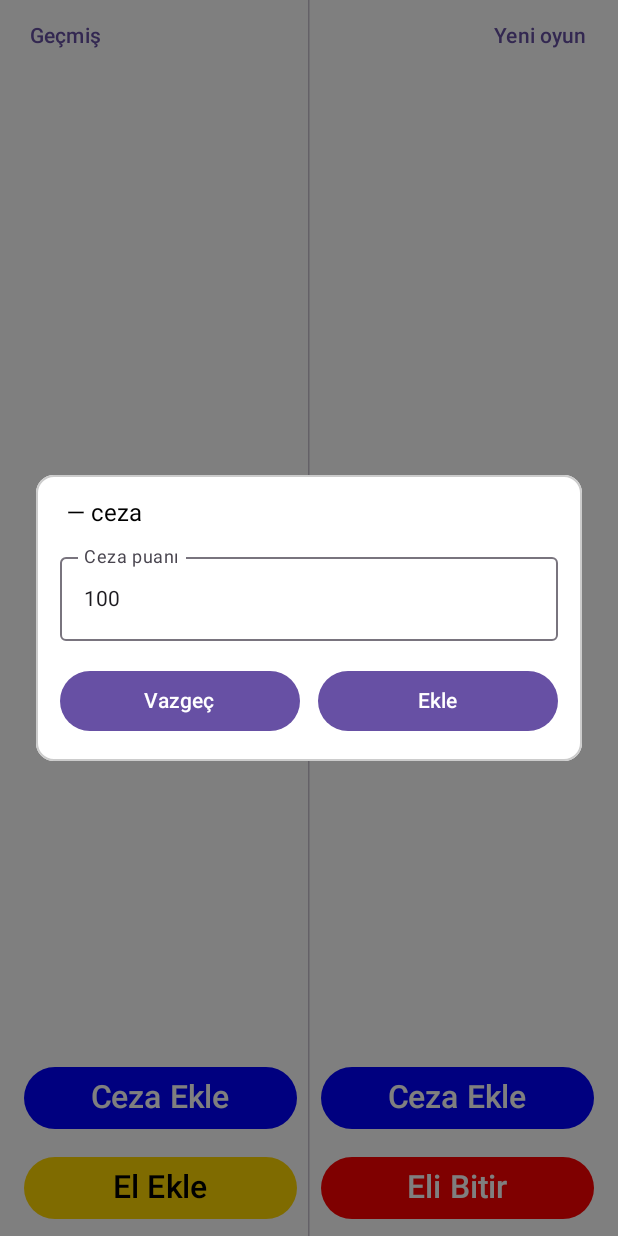
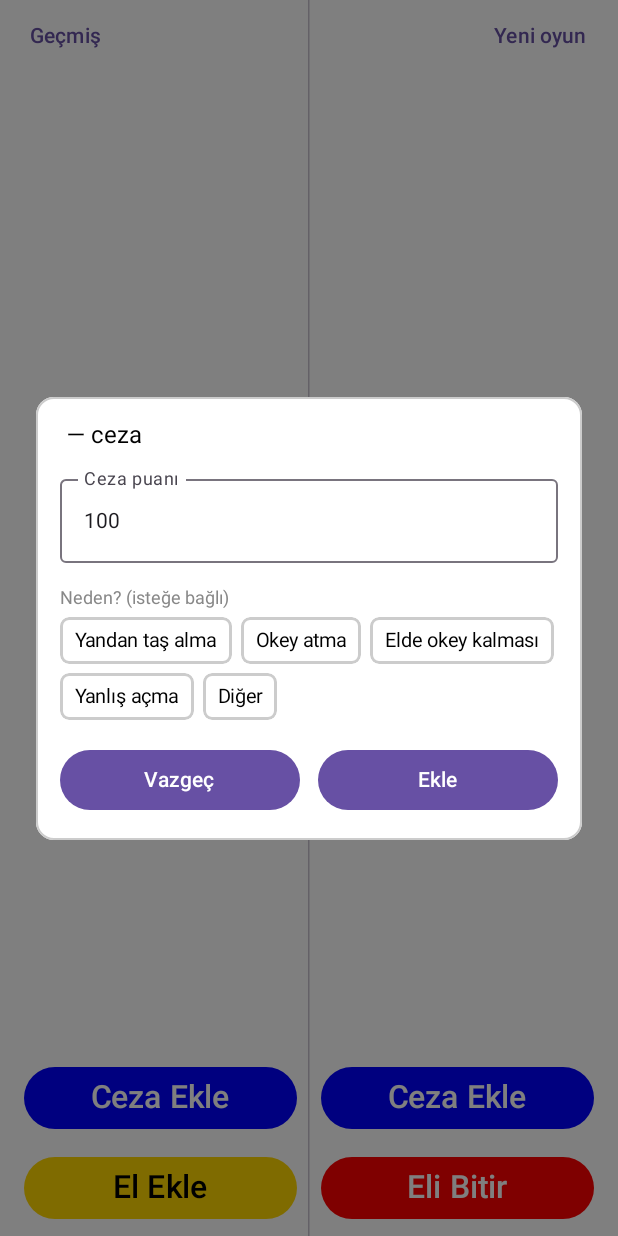
Before and after one commit to KeremGobekcioglu/YazzBozz, an Android app built with Jetpack Compose: the composable YazBozScreen shown on its own in the app's theme, after a tap on "Ceza Ekle", on a phone screen of 412 x 824 dp. Run offline under Robolectric (Android 15) with nearby library versions, the phone set to English and light mode, and no system bars; 1 statement that could not run was skipped.

Commit message:
Add optional reasons to penalties and draw 100s as X
- Penalty panel offers ready-made reasons (yandan taş alma, okey atma, elde okey
  kalması, yanlış açma, diğer); picking one is optional and never changes the value
- The reason is shown next to the penalty on the sheet, in history, and in the results
- A 100 penalty is drawn as "X" like on paper; other values as the number

Co-Authored-By: Claude Opus 5.5 <noreply@anthropic.com>

```diff
--- a/shared/src/commonMain/kotlin/com/kg/yazzbozz/domain/Game.kt
+++ b/shared/src/commonMain/kotlin/com/kg/yazzbozz/domain/Game.kt
@@ -54,10 +54,20 @@ data class Hand(
     val finishingTeam: Int? get() = finisherSeat?.let(::teamOfSeat)
 }
 
+/** [label] is only a note of why, as on paper; it never affects [value]. */
 data class Penalty(
     val team: Int,
     val value: Int,
     val label: String? = null,
 )
 
+/** Ready-made reasons for a penalty. Picking one is optional. */
+val PenaltyReasons: List<String> = listOf(
+    "Yandan taş alma",
+    "Okey atma",
+    "Elde okey kalması",
+    "Yanlış açma",
+    "Diğer",
+)
+
 fun teamOfSeat(seat: Int): Int = if (seat < 2) 1 else 2
--- a/shared/src/commonMain/kotlin/com/kg/yazzbozz/navigation/AppNavGraph.kt
+++ b/shared/src/commonMain/kotlin/com/kg/yazzbozz/navigation/AppNavGraph.kt
@@ -72,7 +72,7 @@ fun AppNavGraph(
                 uiState = yazBozViewModel.uiState,
                 onConfirmHand = yazBozViewModel::onConfirmHand,
                 onFinishClick = yazBozViewModel::onFinishClicked,
-                onAddPenalty = { team, value -> yazBozViewModel.onAddPenalty(team, value) },
+                onAddPenalty = yazBozViewModel::onAddPenalty,
                 onNewGameClick = yazBozViewModel::onNewGameClicked,
                 onHistoryClick = { navController.navigate(PreviousResultsRoute) },
                 onLeaveClick = {
--- a/shared/src/commonMain/kotlin/com/kg/yazzbozz/presentation/yazboz/YazBozScreen.kt
+++ b/shared/src/commonMain/kotlin/com/kg/yazzbozz/presentation/yazboz/YazBozScreen.kt
@@ -7,6 +7,8 @@ import androidx.compose.foundation.interaction.MutableInteractionSource
 import androidx.compose.foundation.layout.Arrangement
 import androidx.compose.foundation.layout.Box
 import androidx.compose.foundation.layout.Column
+import androidx.compose.foundation.layout.ExperimentalLayoutApi
+import androidx.compose.foundation.layout.FlowRow
 import androidx.compose.foundation.layout.IntrinsicSize
 import androidx.compose.foundation.layout.Row
 import androidx.compose.foundation.layout.Spacer
@@ -44,10 +46,13 @@ import androidx.compose.ui.graphics.Color
 import androidx.compose.ui.text.input.ImeAction
 import androidx.compose.ui.text.input.KeyboardType
 import androidx.compose.ui.text.style.TextAlign
+import androidx.compose.ui.unit.Dp
 import androidx.compose.ui.unit.dp
 import androidx.compose.ui.unit.sp
 import com.kg.yazzbozz.domain.Hand
 import com.kg.yazzbozz.domain.Penalty
+import com.kg.yazzbozz.domain.PenaltyReasons
+import com.kg.yazzbozz.domain.turkishLowercase
 import com.kg.yazzbozz.domain.teamOfSeat
 import kotlinx.collections.immutable.ImmutableList
 import kotlinx.collections.immutable.toImmutableList
@@ -63,7 +68,7 @@ fun YazBozScreen(
     uiState: YazBozUiState,
     onConfirmHand: (Hand) -> Unit = {},
     onFinishClick: () -> Unit = {},
-    onAddPenalty: (team: Int, value: Int) -> Unit = { _, _ -> },
+    onAddPenalty: (team: Int, value: Int, label: String?) -> Unit = { _, _, _ -> },
     onNewGameClick: () -> Unit = {},
     onLeaveClick: () -> Unit = {},
     onHistoryClick: () -> Unit = {},
@@ -239,8 +244,8 @@ fun YazBozScreen(
             CenteredPanel(onDismiss = { penaltyTeam = null }) {
                 AddPenaltyPanel(
                     teamName = if (currentPenaltyTeam == 1) uiState.team1Name else uiState.team2Name,
-                    onConfirm = { value ->
-                        onAddPenalty(currentPenaltyTeam, value)
+                    onConfirm = { value, label ->
+                        onAddPenalty(currentPenaltyTeam, value, label)
                         penaltyTeam = null
                     },
                     onDismiss = { penaltyTeam = null },
@@ -356,26 +361,52 @@ private fun ResultsContent(uiState: YazBozUiState) {
         }
     }
 }
+
 @Composable
 private fun PenaltySummary(penalties: ImmutableList<Penalty>) {
     if (penalties.isEmpty()) return
+    val terms = penalties.joinToString(" + ") { penalty ->
+        penalty.label?.let { "${penalty.value} (${it.turkishLowercase()})" } ?: penalty.value.toString()
+    }
     Text(
-        "Ceza: ${penalties.joinToString(" + ") { it.value.toString() }} = ${penalties.sumOf { it.value }}",
+        "Ceza: $terms = ${penalties.sumOf { it.value }}",
         color = Color.Gray,
         fontSize = 13.sp,
     )
 }
 
-/** Penalty values for one team, as written — no multiplier, no rule. */
+/** The standard 100 is written as "X", like on paper; any other value as the number. */
+private fun penaltyMark(value: Int): String = if (value == StandardPenalty) "X" else value.toString()
+
+private const val StandardPenalty = 100
+
+/** Penalties for one team, as written — no multiplier, no rule — each with its reason, if given. */
+@OptIn(ExperimentalLayoutApi::class)
 @Composable
 private fun PenaltyCell(penalties: ImmutableList<Penalty>, modifier: Modifier = Modifier) {
-    Text(
-        penalties.joinToString("  ") { it.value.toString() },
-        modifier.padding(horizontal = 12.dp),
-        color = Color.Black,
-        fontSize = ScreenTextSize,
-        textAlign = TextAlign.Start,
-    )
+    FlowRow(
+        modifier = modifier.padding(horizontal = 12.dp),
+        horizontalArrangement = Arrangement.spacedBy(12.dp),
+    ) {
+        penalties.forEach { penalty ->
+            Row {
+                Text(
+                    penaltyMark(penalty.value),
+                    color = Color.Black,
+                    fontSize = ScreenTextSize,
+                    modifier = Modifier.alignByBaseline(),
+                )
+                penalty.label?.let { label ->
+                    Text(
+                        label.turkishLowercase(),
+                        color = Color.Gray,
+                        fontSize = 12.sp,
+                        modifier = Modifier.alignByBaseline().padding(start = 4.dp),
+                    )
+                }
+            }
+        }
+    }
 }
 
 @Composable
@@ -464,17 +495,23 @@ private fun CenteredPanel(
 
 // ---------------------------------------------------------------- penalty panel
 
-private const val DefaultPenaltyText = "100"
+private val DefaultPenaltyText = StandardPenalty.toString()
 
-/** Value is pre-filled so the common case is one tap; any number can be typed instead. */
+/**
+ * Value is pre-filled so the common case is one tap; any number can be typed instead.
+ * The reason is optional and has no effect on the value.
+ */
+@OptIn(ExperimentalLayoutApi::class)
 @Composable
 private fun AddPenaltyPanel(
     teamName: String,
-    onConfirm: (value: Int) -> Unit,
+    onConfirm: (value: Int, label: String?) -> Unit,
     onDismiss: () -> Unit,
 ) {
     var valueText by remember { mutableStateOf(DefaultPenaltyText) }
+    var label: String? by remember { mutableStateOf(null) }
     val value = valueText.trim().toIntOrNull()
+    val confirm = { value?.let { onConfirm(it, label) } }
 
     Column(
         modifier = Modifier
@@ -492,9 +529,29 @@ private fun AddPenaltyPanel(
             label = { Text("Ceza puanı") },
             singleLine = true,
             keyboardOptions = KeyboardOptions(keyboardType = KeyboardType.Number, imeAction = ImeAction.Done),
-            keyboardActions = KeyboardActions(onDone = { value?.let(onConfirm) }),
+            keyboardActions = KeyboardActions(onDone = { confirm() }),
             modifier = Modifier.fillMaxWidth(),
         )
+
+        Spacer(Modifier.height(16.dp))
+
+        Text("Neden? (isteğe bağlı)", fontSize = 12.sp, color = Color.Gray)
+        Spacer(Modifier.height(6.dp))
+        FlowRow(
+            modifier = Modifier.fillMaxWidth(),
+            horizontalArrangement = Arrangement.spacedBy(6.dp),
+            verticalArrangement = Arrangement.spacedBy(6.dp),
+        ) {
+            PenaltyReasons.forEach { reason ->
+                NameChip(
+                    label = reason,
+                    selected = label == reason,
+                    // Tap the selected reason again to clear it.
+                    onClick = { label = reason.takeUnless { label == reason } },
+                    horizontalPadding = 10.dp,
+                )
+            }
+        }
 
         Spacer(Modifier.height(16.dp))
 
@@ -503,7 +560,7 @@ private fun AddPenaltyPanel(
                 Text("Vazgeç")
             }
             Button(
-                onClick = { value?.let(onConfirm) },
+                onClick = { confirm() },
                 enabled = value != null,
                 modifier = Modifier.weight(1f),
             ) {
@@ -626,6 +683,7 @@ private fun NameChip(
     selected: Boolean,
     onClick: () -> Unit,
     modifier: Modifier = Modifier,
+    horizontalPadding: Dp = 0.dp,
 ) {
     val borderColor = if (selected) Color.Black else Color.LightGray
     Box(
@@ -633,7 +691,7 @@ private fun NameChip(
             .clip(RoundedCornerShape(6.dp))
             .border(1.5.dp, borderColor, RoundedCornerShape(6.dp))
             .clickable(onClick = onClick)
-            .padding(vertical = 8.dp),
+            .padding(horizontal = horizontalPadding, vertical = 8.dp),
         contentAlignment = Alignment.Center,
     ) {
         Text(text = label, color = Color.Black, fontSize = 13.sp)
```
